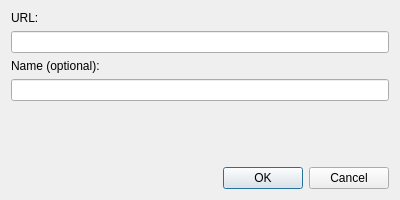
First picture: the form in desktop/src/addurldialog.ui, repository mkiol/Jupii, before the edit.
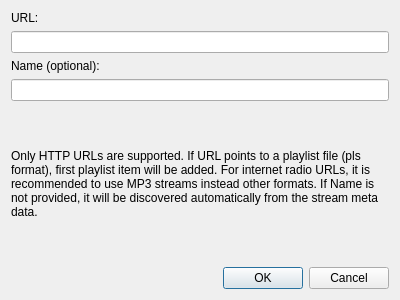
Second picture: the form after the edit.

What changed in the file:
```diff
--- a/desktop/src/addurldialog.ui
+++ b/desktop/src/addurldialog.ui
@@ -7,7 +7,7 @@
     <x>0</x>
     <y>0</y>
     <width>400</width>
-    <height>200</height>
+    <height>300</height>
    </rect>
   </property>
   <property name="windowTitle">
@@ -58,6 +58,32 @@
      </property>
     </spacer>
    </item>
+   <item>
+    <widget class="QLabel" name="label_3">
+     <property name="enabled">
+      <bool>true</bool>
+     </property>
+     <property name="text">
+      <string>Only HTTP URLs are supported. If URL points to a playlist file (pls format), first playlist item will be added. For internet radio URLs, it is recommended to use MP3 streams instead other formats. If Name is not provided, it will be discovered automatically from the stream meta data.</string>
+     </property>
+     <property name="wordWrap">
+      <bool>true</bool>
+     </property>
+    </widget>
+   </item>
+   <item>
+    <spacer name="verticalSpacer_2">
+     <property name="orientation">
+      <enum>Qt::Vertical</enum>
+     </property>
+     <property name="sizeHint" stdset="0">
+      <size>
+       <width>20</width>
+       <height>40</height>
+      </size>
+     </property>
+    </spacer>
+   </item>
    <item>
     <widget class="QDialogButtonBox" name="buttonBox">
      <property name="orientation">
```
Left out of the diff: 4 changed lines with no effect on the pictures.
